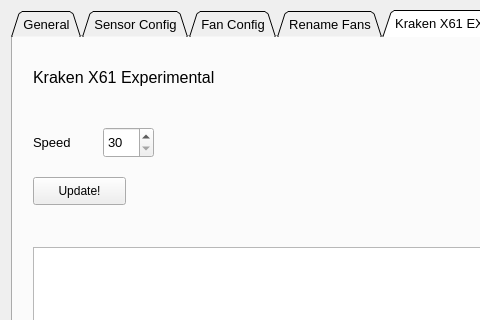
This is grid-control/ui/mainwindow.ui in akej74/grid-control as Qt 5 draws it before an edit; both pictures show x 0 to 480 and y 0 to 320 of the 1033 by 721 pixel window. The edited form follows.
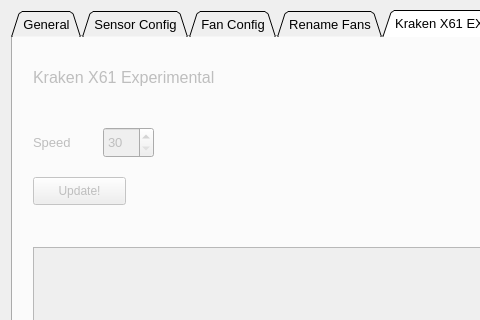
This is the edited form. The open tabs and pages were chosen to show the change. Icons and pictures are not drawn.

Commit message: Disable Kraken tab

```diff
--- a/grid-control/ui/mainwindow.ui
+++ b/grid-control/ui/mainwindow.ui
@@ -5080,7 +5080,10 @@
       </widget>
      </widget>
     </widget>
-    <widget class="QWidget" name="tab">
+    <widget class="QWidget" name="tabKraken">
+     <property name="enabled">
+      <bool>false</bool>
+     </property>
      <attribute name="title">
       <string>Kraken X61 EXPERIMENTAL</string>
      </attribute>
```
Left out of the diff: 2 changed lines with no effect on the pictures. The commit also changes 1 other file.
